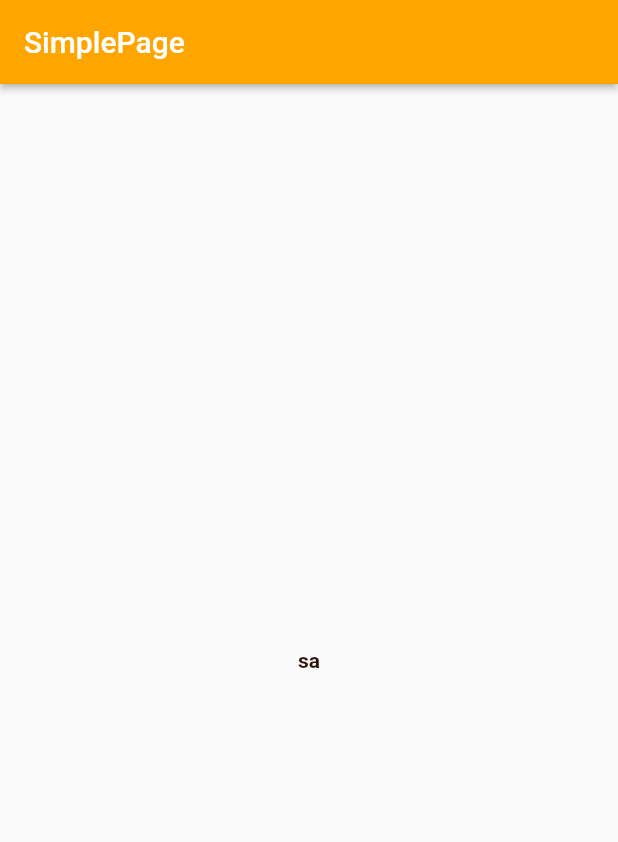
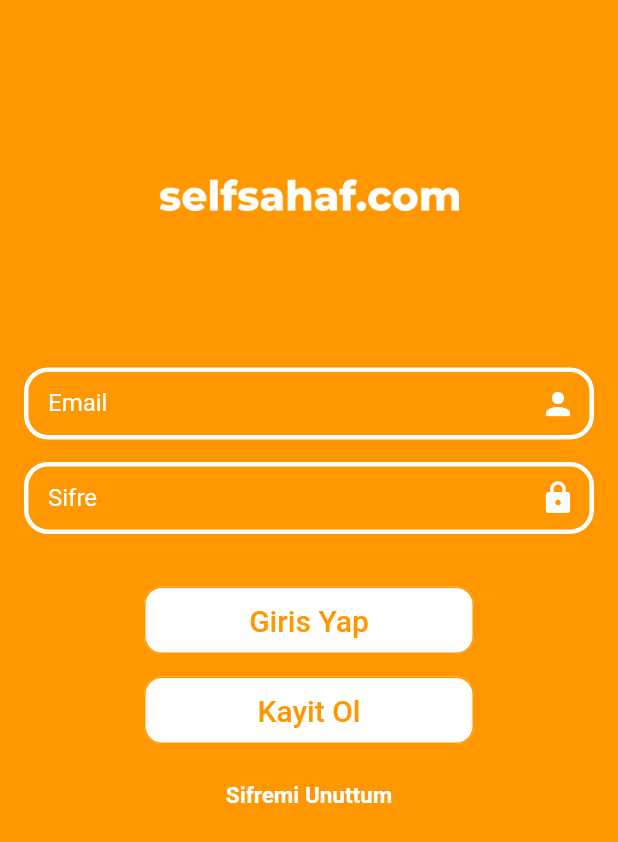
Before and after one commit to tarikisildar/SelfSahaf, a Flutter app: the screen it shows after launch, on a phone screen of 412 x 824 dp. Shown: the top 842 px of the screen. Run offline on Flutter 3.47's test engine with Material 2 defaults, Android fonts, the light colour scheme and no system bars.

Commit message:
initial flutter push

```diff
--- /dev/null
+++ b/selfsahaf/lib/registration/input_field.dart
@@ -0,0 +1,69 @@
+import 'package:flutter/material.dart';
+
+class InputField extends StatefulWidget {
+  final TextInputType inputType;
+  final String labelText;
+  final Icon suffixIcon;
+  final bool isPassword;
+  final TextEditingController controller;
+  final Function validation;
+
+  InputField(
+      {this.inputType,
+      @required this.controller,
+      this.labelText,
+      this.suffixIcon,
+      this.isPassword = false,
+      @required this.validation});
+
+  @override
+  State<StatefulWidget> createState() {
+    return _InputFieldState();
+  }
+}
+
+class _InputFieldState extends State<InputField> {
+  @override
+  Widget build(BuildContext context) {
+    return TextFormField(
+
+      controller: widget.controller,
+      validator: widget.validation,
+      cursorColor: Colors.orange,
+      obscureText: widget.isPassword,
+      style: TextStyle(color: Colors.white),
+      decoration: InputDecoration(
+
+        contentPadding: EdgeInsets.symmetric(horizontal: 16.0, vertical: 8.0),
+        labelText: widget.labelText,
+        suffixIcon: widget.suffixIcon,
+        labelStyle: TextStyle(color: Colors.white),
+        focusedBorder: OutlineInputBorder(
+
+            borderSide: BorderSide(color: Colors.white, width: 3.0),
+            borderRadius: new BorderRadius.circular(16.0)),
+        enabledBorder: new OutlineInputBorder(
+          borderRadius: new BorderRadius.circular(16.0),
+          borderSide: new BorderSide(
+            color: Colors.white,
+            width: 3.0,
+          ),
+        ),
+        errorBorder: new OutlineInputBorder(
+          borderRadius: new BorderRadius.circular(16.0),
+          borderSide: new BorderSide(
+            color:Colors.white,
+            width: 3.0,
+          ),
+        ),
+        focusedErrorBorder: new OutlineInputBorder(
+          borderRadius: new BorderRadius.circular(16.0),
+          borderSide: new BorderSide(
+            color:Colors.white,
+            width: 3.0,
+          ),
+        )
+      ),
+    );
+  }
+}
--- a/selfsahaf/lib/registration/login.dart
+++ b/selfsahaf/lib/registration/login.dart
@@ -1,4 +1,6 @@
 import 'package:flutter/material.dart';
+import 'package:selfsahaf/registration/input_field.dart';
+
 class LoginPage extends StatefulWidget {
   @override
   State<StatefulWidget> createState() {
@@ -7,21 +9,135 @@
 }
 
 class _LoginPageState extends State<LoginPage> {
+  final _formKey = GlobalKey<FormState>();
+  final _emailController = TextEditingController();
+  final _passController = TextEditingController();
 
+  String emailValidation(String email) {
+    bool emailValid =
+        RegExp(r"^[a-zA-Z0-9.]+@([a-zA-Z0-9]+(\.))[a-zA-Z]+").hasMatch(email);
+    return emailValid ? null : 'not valid email.';
+  }
+
+  String passwrdValidation(String passwrd) {
+    String pattern =
+        r'^(?=.*?[A-Z])(?=.*?[a-z])(?=.*?[0-9])(?=.*?[.!@#\$&*~]).{8,}$';
+    RegExp regExp = new RegExp(pattern);
+    return regExp.hasMatch(passwrd) ? null : 'not valid password';
+  }
+
+  String message(statusCode) {
+    if (statusCode == 401) {
+      return "Girdiğiniz E-mail veya Şifre Hatalıdır";
+    } else {
+      return "Bağlantı Hatası\nlütfen daha sonra tekrar deneyiniz.";
+    }
+  }
 
   @override
   Widget build(BuildContext context) {
-    return Scaffold(
-      appBar: AppBar(
-        elevation: 2,
-        title: Text("SimplePage"),
-      ),
-      body: Center(
-        child: Text(
-          "sa"
+    return SafeArea(
+        child: Scaffold(
+          backgroundColor: Colors.orange,
+      body: Container(
+
+        child: SingleChildScrollView(
+
+          child: Center(
+              child: Padding(
+            padding: const EdgeInsets.only(left: 16.0, right: 16.0),
+            child: Column(
+              children: <Widget>[
+                Padding(
+                  padding: const EdgeInsets.only(top: 30),
+                ),
+                Container(
+                  width: 200,
+                  height: 200,
+                  child: Image.asset("images/logo_white/logo_white.png"),
+                ),
+                Padding(
+                  padding: const EdgeInsets.only(top: 15.0),
+                  child: InputField(
+                    controller: _emailController,
+                    inputType: TextInputType.emailAddress,
+                    labelText: "Email",
+                    suffixIcon: Icon(
+                      Icons.person,
+                      color: Colors.white,
+                    ),
+                    validation: emailValidation,
+                  ),
+                ),
+                Padding(
+                  padding: const EdgeInsets.only(top: 15.0),
+                  child: InputField(
+                    controller: _passController,
+                    inputType: TextInputType.emailAddress,
+                    labelText: "Sifre",
+                    suffixIcon: Icon(
+                      Icons.lock,
+                      color: Colors.white,
+                    ),
+                    validation: emailValidation,
+                  ),
+                ),
+                Padding(
+                  padding: const EdgeInsets.only(top: 35.0),
+
+                  child: Container(
+                    width: 220,
+                    height: 45,
+                    child: FlatButton(
+                      shape: new RoundedRectangleBorder(
+                              borderRadius: new BorderRadius.circular(12.0),
+                              side: BorderSide(
+                                  color: Colors.orange)),
+                      color: Colors.white,
+                      onPressed: (){print("girdim aq");},
+                      child: Text("Giris Yap", style:TextStyle(color: Colors.orange, fontSize: 20),
+                      ),
+                    ),
+                  ),
+                ),
+                Padding(
+                  padding: const EdgeInsets.only(top: 15.0),
+
+                  child: Container(
+                    width: 220,
+                    height: 45,
+                    child: FlatButton(
+
+                      shape: new RoundedRectangleBorder(
+                              borderRadius: new BorderRadius.circular(12.0),
+                              side: BorderSide(
+                                  color: Colors.orange)),
+                      color: Colors.white,
+                      onPressed: (){print("kayit oldum aq");},
+                      child: Text("Kayit Ol", style:TextStyle(color: Colors.orange, fontSize: 20),
+                      ),
+                    ),
+                  ),
+                ),
+                 Padding(
+                  padding: const EdgeInsets.only(top: 25.0),
+
+                  child: Center(
+
+                    child: GestureDetector(
+
+
+                      onTap: (){print("Sifremi unuttum aq");},
+                      child: Text("Sifremi Unuttum", style:TextStyle(color: Colors.white, fontSize: 15),
+                      ),
+                    ),
+                  ),
+                ),
+              ],
+            ),
+          )),
         ),
       ),
-
-    );
+    ));
   }
 }
--- a/selfsahaf/pubspec.yaml
+++ b/selfsahaf/pubspec.yaml
@@ -34,6 +34,10 @@
 
 # The following section is specific to Flutter.
 flutter:
+  assets:
+    - images/logo_white/
+    - images/logo_white/2.0x/
+    - images/logo_white/3.0x/
 
   # The following line ensures that the Material Icons font is
   # included with your application, so that you can use the icons in
```
Also changed, not shown: selfsahaf/images/logo_white/2.0x/logo_white.png (added), selfsahaf/images/logo_white/3.0x/logo_white.png (added), selfsahaf/images/logo_white/logo_white.png (added).
